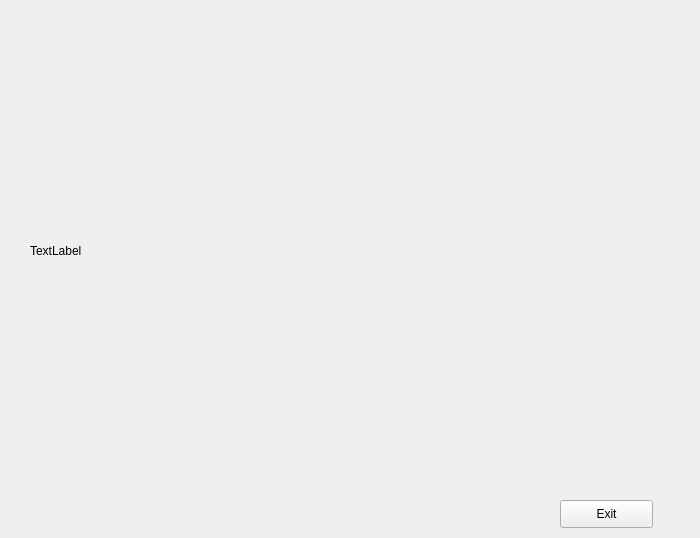
Before: the Qt Designer form RealTimeFaceMaskDetector/TCPClientUI/FaceRecognitionUI.ui in ita-social-projects/FaceRecognizer-Back-End, drawn with Qt 5.
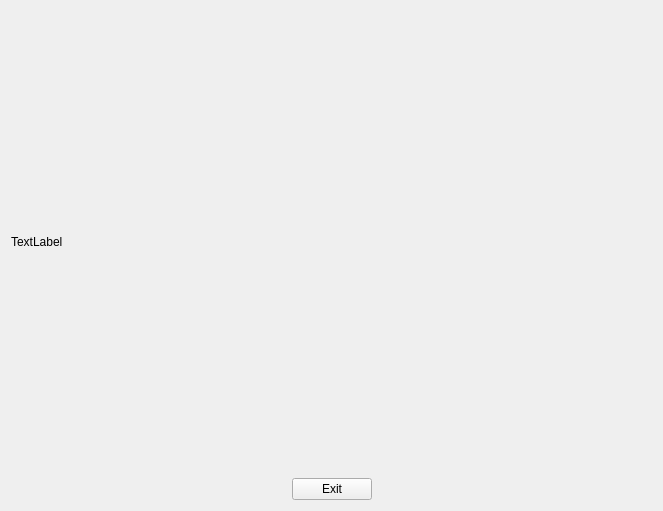
After: the same form once the commit is applied.

Commit message: Adaptive FaceRecognitionUI LVC-307

Diff of the .ui file:
```diff
--- a/RealTimeFaceMaskDetector/TCPClientUI/FaceRecognitionUI.ui
+++ b/RealTimeFaceMaskDetector/TCPClientUI/FaceRecognitionUI.ui
@@ -6,39 +6,71 @@
    <rect>
     <x>0</x>
     <y>0</y>
-    <width>700</width>
-    <height>538</height>
+    <width>659</width>
+    <height>510</height>
    </rect>
   </property>
   <property name="windowTitle">
    <string>FaceRecognitionUI</string>
   </property>
-  <widget class="QPushButton" name="exit_button">
-   <property name="geometry">
-    <rect>
-     <x>560</x>
-     <y>500</y>
-     <width>93</width>
-     <height>28</height>
-    </rect>
-   </property>
-   <property name="text">
-    <string>Exit</string>
-   </property>
-  </widget>
-  <widget class="QLabel" name="frame">
-   <property name="geometry">
-    <rect>
-     <x>30</x>
-     <y>20</y>
-     <width>641</width>
-     <height>461</height>
-    </rect>
-   </property>
-   <property name="text">
-    <string>TextLabel</string>
-   </property>
-  </widget>
+  <layout class="QVBoxLayout" name="verticalLayout">
+   <item>
+    <widget class="QLabel" name="frame">
+     <property name="sizePolicy">
+      <sizepolicy hsizetype="Expanding" vsizetype="Expanding">
+       <horstretch>1</horstretch>
+       <verstretch>1</verstretch>
+      </sizepolicy>
+     </property>
+     <property name="minimumSize">
+      <size>
+       <width>641</width>
+       <height>461</height>
+      </size>
+     </property>
+     <property name="text">
+      <string>TextLabel</string>
+     </property>
+    </widget>
+   </item>
+   <item>
+    <layout class="QHBoxLayout" name="horizontalLayout">
+     <item>
+      <spacer name="horizontalSpacer">
+       <property name="orientation">
+        <enum>Qt::Horizontal</enum>
+       </property>
+       <property name="sizeHint" stdset="0">
+        <size>
+         <width>40</width>
+         <height>20</height>
+        </size>
+       </property>
+      </spacer>
+     </item>
+     <item>
+      <widget class="QPushButton" name="exit_button">
+       <property name="text">
+        <string>Exit</string>
+       </property>
+      </widget>
+     </item>
+     <item>
+      <spacer name="horizontalSpacer_2">
+       <property name="orientation">
+        <enum>Qt::Horizontal</enum>
+       </property>
+       <property name="sizeHint" stdset="0">
+        <size>
+         <width>40</width>
+         <height>20</height>
+        </size>
+       </property>
+      </spacer>
+     </item>
+    </layout>
+   </item>
+  </layout>
  </widget>
  <layoutdefault spacing="6" margin="11"/>
  <resources/>
```
The commit also changes 2 other files.
